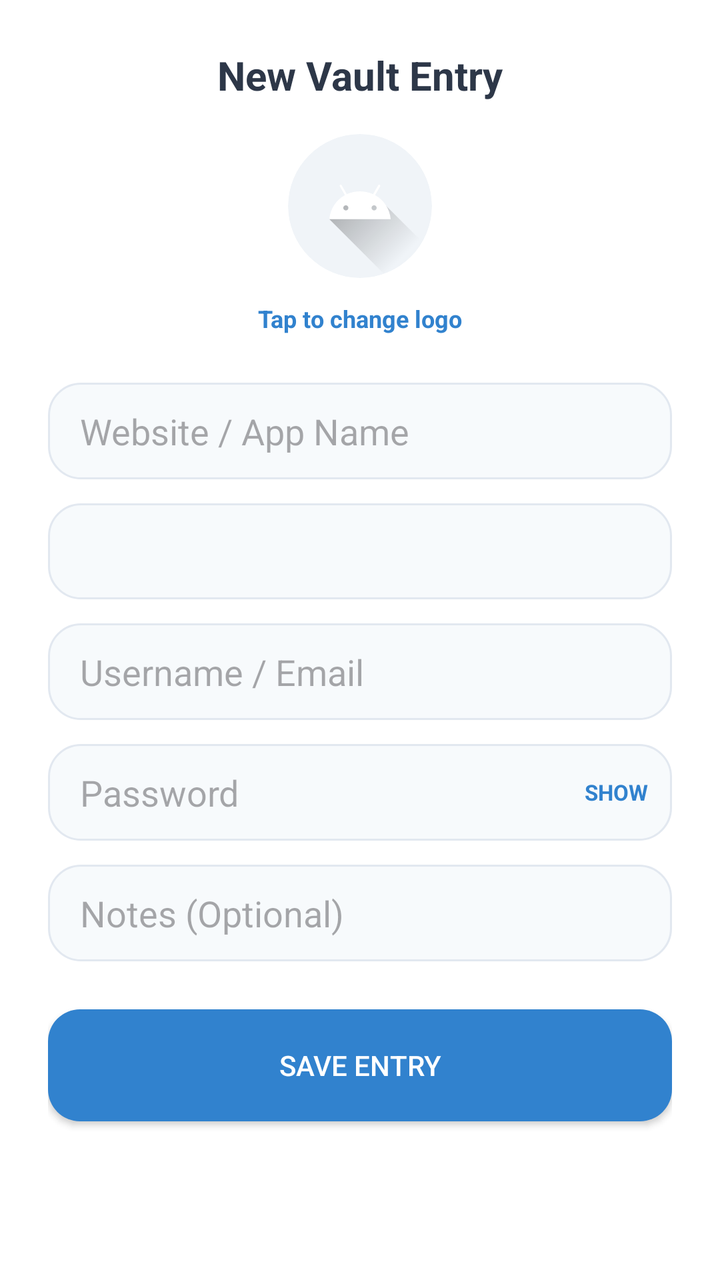
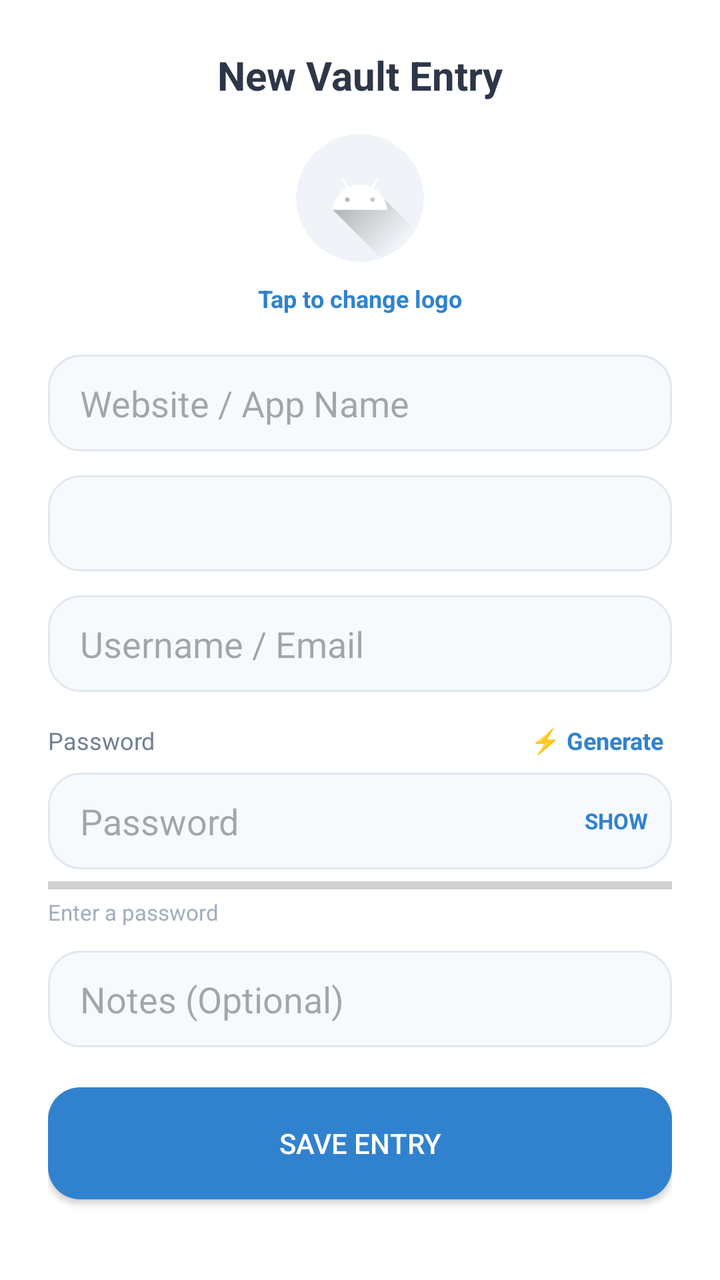

Two renders of the same Android screen: before a commit and after it. Below are the layout's source before the change and the commit's diff.
<!-- AndroidManifest.xml: application theme Theme.MyPasswordManager -->
<!-- res/layout/dialog_entry.xml -->
<?xml version="1.0" encoding="utf-8"?>
<LinearLayout xmlns:android="http://schemas.android.com/apk/res/android"
    xmlns:app="http://schemas.android.com/apk/res-auto"
    android:layout_width="match_parent"
    android:layout_height="wrap_content"
    android:orientation="vertical"
    android:padding="24dp"
    android:background="#FFFFFF">

    <TextView
        android:id="@+id/tvDialogTitle"
        android:layout_width="match_parent"
        android:layout_height="wrap_content"
        android:text="New Vault Entry"
        android:textSize="20sp"
        android:textStyle="bold"
        android:textColor="#2D3748"
        android:gravity="center"
        android:layout_marginBottom="16dp"/>

    <LinearLayout
        android:layout_width="match_parent"
        android:layout_height="wrap_content"
        android:orientation="vertical"
        android:gravity="center"
        android:layout_marginBottom="20dp">

        <androidx.cardview.widget.CardView
            android:layout_width="72dp"
            android:layout_height="72dp"
            app:cardCornerRadius="36dp"
            app:cardElevation="0dp"
            app:cardBackgroundColor="#F0F4F8">

            <ImageView
                android:id="@+id/ivDialogLogo"
                android:layout_width="match_parent"
                android:layout_height="match_parent"
                android:scaleType="centerCrop"
                android:src="@drawable/ic_launcher_foreground" />
        </androidx.cardview.widget.CardView>

        <TextView
            android:id="@+id/btnChangeLogo"
            android:layout_width="wrap_content"
            android:layout_height="wrap_content"
            android:text="Tap to change logo"
            android:textSize="12sp"
            android:textColor="#3182CE"
            android:textStyle="bold"
            android:layout_marginTop="8dp"
            android:padding="4dp"
            android:background="?android:attr/selectableItemBackground"/>
    </LinearLayout>

    <EditText
        android:id="@+id/etDialogSite"
        android:layout_width="match_parent"
        android:layout_height="wrap_content"
        android:hint="Website / App Name"
        android:background="@drawable/rounded_input"
        android:layout_marginBottom="12dp" />

    <Spinner
        android:id="@+id/spinnerDialogCategory"
        android:layout_width="match_parent"
        android:layout_height="48dp"
        android:background="@drawable/rounded_input"
        android:layout_marginBottom="12dp" />

    <EditText
        android:id="@+id/etDialogUser"
        android:layout_width="match_parent"
        android:layout_height="wrap_content"
        android:hint="Username / Email"
        android:background="@drawable/rounded_input"
        android:layout_marginBottom="12dp" />

    <RelativeLayout
        android:layout_width="match_parent"
        android:layout_height="wrap_content"
        android:layout_marginBottom="12dp">

        <EditText
            android:id="@+id/etDialogPass"
            android:layout_width="match_parent"
            android:layout_height="wrap_content"
            android:hint="Password"
            android:inputType="textPassword"
            android:background="@drawable/rounded_input"
            android:paddingEnd="56dp" />

        <TextView
            android:id="@+id/btnDialogTogglePass"
            android:layout_width="wrap_content"
            android:layout_height="wrap_content"
            android:layout_alignParentEnd="true"
            android:layout_centerVertical="true"
            android:text="SHOW"
            android:textSize="11sp"
            android:textStyle="bold"
            android:textColor="#3182CE"
            android:padding="12dp"
            android:background="?android:attr/selectableItemBackgroundBorderless" />
    </RelativeLayout>

    <EditText
        android:id="@+id/etDialogNote"
        android:layout_width="match_parent"
        android:layout_height="wrap_content"
        android:hint="Notes (Optional)"
        android:background="@drawable/rounded_input"
        android:layout_marginBottom="24dp" />

    <Button
        android:id="@+id/btnDialogSave"
        android:layout_width="match_parent"
        android:layout_height="56dp"
        android:text="Save Entry"
        android:textColor="#FFFFFF"
        android:background="@drawable/rounded_button"/>
</LinearLayout>
<!-- resources referenced by this layout -->
<resources>
  <!-- drawable ic_launcher_foreground (drawable) -->
  <vector xmlns:android="http://schemas.android.com/apk/res/android"
      xmlns:aapt="http://schemas.android.com/aapt"
      android:width="108dp"
      android:height="108dp"
      android:viewportWidth="108"
      android:viewportHeight="108">
      <path android:pathData="M31,63.928c0,0 6.4,-11 12.1,-13.1c7.2,-2.6 26,-1.4 26,-1.4l38.1,38.1L107,108.928l-32,-1L31,63.928z">
          <aapt:attr name="android:fillColor">
              <gradient
                  android:endX="85.84757"
                  android:endY="92.4963"
                  android:startX="42.9492"
                  android:startY="49.59793"
                  android:type="linear">
                  <item
                      android:color="#44000000"
                      android:offset="0.0" />
                  <item
                      android:color="#00000000"
                      android:offset="1.0" />
              </gradient>
          </aapt:attr>
      </path>
      <path
          android:fillColor="#FFFFFF"
          android:fillType="nonZero"
          android:pathData="M65.3,45.828l3.8,-6.6c0.2,-0.4 0.1,-0.9 -0.3,-1.1c-0.4,-0.2 -0.9,-0.1 -1.1,0.3l-3.9,6.7c-6.3,-2.8 -13.4,-2.8 -19.7,0l-3.9,-6.7c-0.2,-0.4 -0.7,-0.5 -1.1,-0.3C38.8,38.328 38.7,38.828 38.9,39.228l3.8,6.6C36.2,49.428 31.7,56.028 31,63.928h46C76.3,56.028 71.8,49.428 65.3,45.828zM43.4,57.328c-0.8,0 -1.5,-0.5 -1.8,-1.2c-0.3,-0.7 -0.1,-1.5 0.4,-2.1c0.5,-0.5 1.4,-0.7 2.1,-0.4c0.7,0.3 1.2,1 1.2,1.8C45.3,56.528 44.5,57.328 43.4,57.328L43.4,57.328zM64.6,57.328c-0.8,0 -1.5,-0.5 -1.8,-1.2s-0.1,-1.5 0.4,-2.1c0.5,-0.5 1.4,-0.7 2.1,-0.4c0.7,0.3 1.2,1 1.2,1.8C66.5,56.528 65.6,57.328 64.6,57.328L64.6,57.328z"
          android:strokeWidth="1"
          android:strokeColor="#00000000" />
  </vector>
  <!-- drawable rounded_button (drawable) -->
  <?xml version="1.0" encoding="utf-8"?>
  <shape xmlns:android="http://schemas.android.com/apk/res/android">
      <solid android:color="#3182CE" /> <corners android:radius="16dp" />
  </shape>
  <!-- drawable rounded_input (drawable) -->
  <?xml version="1.0" encoding="utf-8"?>
  <shape xmlns:android="http://schemas.android.com/apk/res/android">
      <solid android:color="#F7FAFC" /> <corners android:radius="16dp" />
      <stroke android:width="1dp" android:color="#E2E8F0" />
      <padding android:left="16dp" android:top="12dp" android:right="16dp" android:bottom="12dp" />
  </shape>
  <style name="Theme.MyPasswordManager" parent="Base.Theme.MyPasswordManager" />
  <style name="Base.Theme.MyPasswordManager" parent="Theme.Material3.DayNight.NoActionBar">
          
          
      </style>
</resources>

<!-- the commit's change to res/layout/dialog_entry.xml (unified diff, before → after) -->
@@ -23,12 +23,12 @@
         android:layout_height="wrap_content"
         android:orientation="vertical"
         android:gravity="center"
-        android:layout_marginBottom="20dp">
+        android:layout_marginBottom="16dp">
 
         <androidx.cardview.widget.CardView
-            android:layout_width="72dp"
-            android:layout_height="72dp"
-            app:cardCornerRadius="36dp"
+            android:layout_width="64dp"
+            android:layout_height="64dp"
+            app:cardCornerRadius="32dp"
             app:cardElevation="0dp"
             app:cardBackgroundColor="#F0F4F8">
 
@@ -48,7 +48,7 @@
             android:textSize="12sp"
             android:textColor="#3182CE"
             android:textStyle="bold"
-            android:layout_marginTop="8dp"
+            android:layout_marginTop="6dp"
             android:padding="4dp"
             android:background="?android:attr/selectableItemBackground"/>
     </LinearLayout>
@@ -76,10 +76,36 @@
         android:background="@drawable/rounded_input"
         android:layout_marginBottom="12dp" />
 
+    <LinearLayout
+        android:layout_width="match_parent"
+        android:layout_height="wrap_content"
+        android:orientation="horizontal"
+        android:gravity="center_vertical"
+        android:layout_marginBottom="4dp">
+
+        <TextView
+            android:layout_width="0dp"
+            android:layout_height="wrap_content"
+            android:layout_weight="1"
+            android:text="Password"
+            android:textSize="12sp"
+            android:textColor="#718096" />
+
+        <TextView
+            android:id="@+id/btnDialogGeneratePass"
+            android:layout_width="wrap_content"
+            android:layout_height="wrap_content"
+            android:text="⚡ Generate"
+            android:textSize="12sp"
+            android:textStyle="bold"
+            android:textColor="#3182CE"
+            android:padding="4dp"
+            android:background="?android:attr/selectableItemBackground" />
+    </LinearLayout>
+
     <RelativeLayout
         android:layout_width="match_parent"
-        android:layout_height="wrap_content"
-        android:layout_marginBottom="12dp">
+        android:layout_height="wrap_content">
 
         <EditText
             android:id="@+id/etDialogPass"
@@ -104,13 +130,40 @@
             android:background="?android:attr/selectableItemBackgroundBorderless" />
     </RelativeLayout>
 
+    <LinearLayout
+        android:id="@+id/layoutStrengthIndicator"
+        android:layout_width="match_parent"
+        android:layout_height="wrap_content"
+        android:orientation="vertical"
+        android:layout_marginTop="6dp"
+        android:layout_marginBottom="12dp">
+
+        <ProgressBar
+            android:id="@+id/progressStrength"
+            style="?android:attr/progressBarStyleHorizontal"
+            android:layout_width="match_parent"
+            android:layout_height="4dp"
+            android:max="100"
+            android:progress="0"
+            android:progressTint="#A0AEC0" />
+
+        <TextView
+            android:id="@+id/tvStrengthLabel"
+            android:layout_width="wrap_content"
+            android:layout_height="wrap_content"
+            android:layout_marginTop="4dp"
+            android:text="Enter a password"
+            android:textSize="11sp"
+            android:textColor="#A0AEC0" />
+    </LinearLayout>
+
     <EditText
         android:id="@+id/etDialogNote"
         android:layout_width="match_parent"
         android:layout_height="wrap_content"
         android:hint="Notes (Optional)"
         android:background="@drawable/rounded_input"
-        android:layout_marginBottom="24dp" />
+        android:layout_marginBottom="20dp" />
 
     <Button
         android:id="@+id/btnDialogSave"
